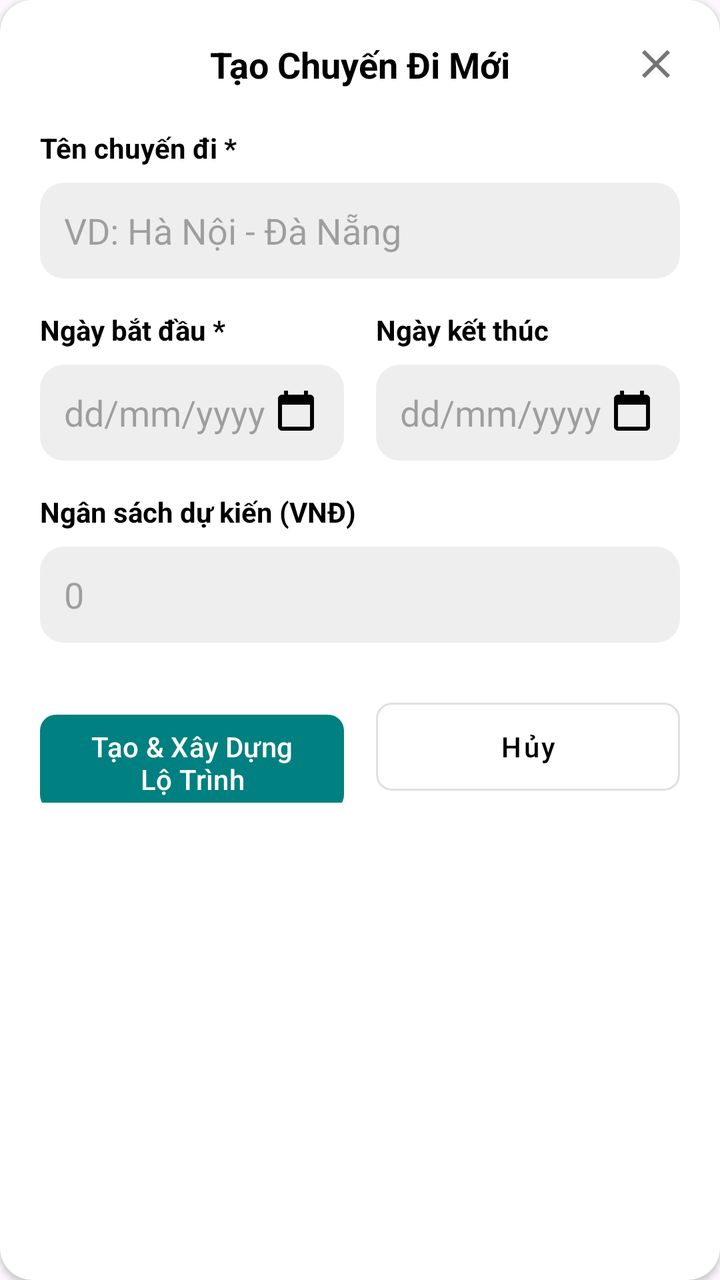
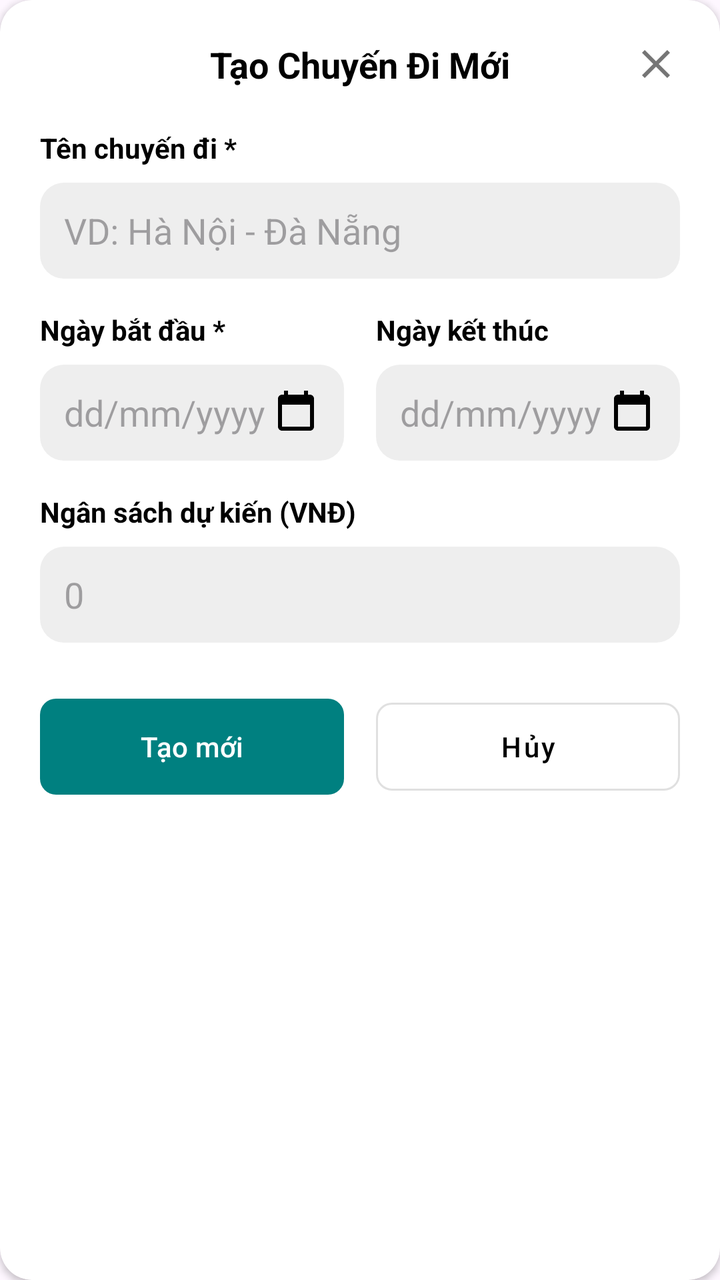

The first picture is an Android layout as it rendered before a commit; the second is the same layout after the commit. The layout source and the unified diff follow.
<!-- AndroidManifest.xml: application theme Theme.Vivu -->
<!-- res/layout/dialog_create_trip.xml -->
<?xml version="1.0" encoding="utf-8"?>
<androidx.cardview.widget.CardView xmlns:android="http://schemas.android.com/apk/res/android"
    xmlns:app="http://schemas.android.com/apk/res-auto"
    android:layout_width="match_parent"
    android:layout_height="wrap_content"
    android:layout_margin="16dp"
    app:cardCornerRadius="16dp">

    <LinearLayout
        android:layout_width="match_parent"
        android:layout_height="wrap_content"
        android:orientation="vertical"
        android:padding="20dp">

        <RelativeLayout
            android:layout_width="match_parent"
            android:layout_height="wrap_content">

            <TextView
                android:layout_width="wrap_content"
                android:layout_height="wrap_content"
                android:layout_centerInParent="true"
                android:text="Tạo Chuyến Đi Mới"
                android:textColor="@color/black"
                android:textSize="18sp"
                android:textStyle="bold" />

            <ImageView
                android:id="@+id/btn_close"
                android:layout_width="24dp"
                android:layout_height="24dp"
                android:layout_alignParentEnd="true"
                android:src="@drawable/ic_close"
                app:tint="#757575" />
        </RelativeLayout>

        <TextView
            android:layout_width="wrap_content"
            android:layout_height="wrap_content"
            android:layout_marginTop="20dp"
            android:text="Tên chuyến đi *"
            android:textColor="@color/black"
            android:textStyle="bold" />

        <EditText
            android:id="@+id/et_trip_name"
            android:layout_width="match_parent"
            android:layout_height="48dp"
            android:layout_marginTop="8dp"
            android:background="@drawable/bg_input_field"
            android:hint="VD: Hà Nội - Đà Nẵng"
            android:paddingHorizontal="12dp" />

        <LinearLayout
            android:layout_width="match_parent"
            android:layout_height="wrap_content"
            android:layout_marginTop="16dp"
            android:orientation="horizontal">

            <LinearLayout
                android:layout_width="0dp"
                android:layout_height="wrap_content"
                android:layout_marginEnd="8dp"
                android:layout_weight="1"
                android:orientation="vertical">

                <TextView
                    android:layout_width="wrap_content"
                    android:layout_height="wrap_content"
                    android:text="Ngày bắt đầu *"
                    android:textColor="@color/black"
                    android:textStyle="bold" />

                <EditText
                    android:id="@+id/et_start_date"
                    android:layout_width="match_parent"
                    android:layout_height="48dp"
                    android:layout_marginTop="8dp"
                    android:background="@drawable/bg_input_field"
                    android:drawableEnd="@drawable/ic_calendar"
                    android:hint="dd/mm/yyyy"
                    android:paddingHorizontal="12dp" />
            </LinearLayout>

            <LinearLayout
                android:layout_width="0dp"
                android:layout_height="wrap_content"
                android:layout_marginStart="8dp"
                android:layout_weight="1"
                android:orientation="vertical">

                <TextView
                    android:layout_width="wrap_content"
                    android:layout_height="wrap_content"
                    android:text="Ngày kết thúc"
                    android:textColor="@color/black"
                    android:textStyle="bold" />

                <EditText
                    android:id="@+id/et_end_date"
                    android:layout_width="match_parent"
                    android:layout_height="48dp"
                    android:layout_marginTop="8dp"
                    android:background="@drawable/bg_input_field"
                    android:drawableEnd="@drawable/ic_calendar"
                    android:hint="dd/mm/yyyy"
                    android:paddingHorizontal="12dp" />
            </LinearLayout>
        </LinearLayout>

        <TextView
            android:layout_width="wrap_content"
            android:layout_height="wrap_content"
            android:layout_marginTop="16dp"
            android:text="Ngân sách dự kiến (VNĐ)"
            android:textColor="@color/black"
            android:textStyle="bold" />

        <EditText
            android:id="@+id/et_budget"
            android:layout_width="match_parent"
            android:layout_height="48dp"
            android:layout_marginTop="8dp"
            android:background="@drawable/bg_input_field"
            android:hint="0"
            android:inputType="number"
            android:paddingHorizontal="12dp" />

        <LinearLayout
            android:layout_width="match_parent"
            android:layout_height="wrap_content"
            android:layout_marginTop="24dp"
            android:orientation="horizontal">

            <com.google.android.material.button.MaterialButton
                android:id="@+id/btn_create_trip"
                android:layout_width="0dp"
                android:layout_height="56dp"
                android:layout_marginEnd="8dp"
                android:layout_weight="1"
                android:text="Tạo &amp; Xây Dựng Lộ Trình"
                android:textAllCaps="false"
                app:backgroundTint="@color/teal_primary"
                app:cornerRadius="8dp" />

            <com.google.android.material.button.MaterialButton
                android:id="@+id/btn_cancel"
                style="@style/Widget.MaterialComponents.Button.OutlinedButton"
                android:layout_width="0dp"
                android:layout_height="56dp"
                android:layout_marginStart="8dp"
                android:layout_weight="1"
                android:text="Hủy"
                android:textAllCaps="false"
                android:textColor="@color/black"
                app:cornerRadius="8dp"
                app:strokeColor="#E0E0E0" />
        </LinearLayout>

    </LinearLayout>
</androidx.cardview.widget.CardView>
<!-- resources referenced by this layout -->
<resources>
  <color name="black">#FF000000</color>
  <color name="teal_primary">#008080</color>
  <!-- drawable bg_input_field (drawable) -->
  <?xml version="1.0" encoding="utf-8"?>
  <shape xmlns:android="http://schemas.android.com/apk/res/android">
      <solid android:color="#EEEEEE" />
      <corners android:radius="12dp" />
  </shape>
  <!-- drawable ic_calendar (drawable) -->
  <vector xmlns:android="http://schemas.android.com/apk/res/android"
      android:width="24dp" android:height="24dp" android:viewportWidth="24" android:viewportHeight="24">
      <path android:fillColor="#FF000000" android:pathData="M19,3h-1V1h-2v2H8V1H6v2H5c-1.11,0 -2,0.9 -2,2v14c0,1.1 0.89,2 2,2h14c1.1,0 2,-0.9 2,-2V5c0,-1.1 -0.9,-2 -2,-2zm0,16H5V8h14v11z"/>
  </vector>
  <!-- drawable ic_close (drawable) -->
  <vector xmlns:android="http://schemas.android.com/apk/res/android"
      android:width="24dp" android:height="24dp" android:viewportWidth="24" android:viewportHeight="24">
      <path android:fillColor="#FF000000" android:pathData="M19,6.41L17.59,5 12,10.59 6.41,5 5,6.41 10.59,12 5,17.59 6.41,19 12,13.41 17.59,19 19,17.59 13.41,12z"/>
  </vector>
  <style name="Theme.Vivu" parent="Base.Theme.Vivu" />
  <style name="Base.Theme.Vivu" parent="Theme.Material3.DayNight.NoActionBar">
          
          
      </style>
</resources>

<!-- the commit's change to res/layout/dialog_create_trip.xml (unified diff, before → after) -->
@@ -17,6 +17,7 @@
             android:layout_height="wrap_content">
 
             <TextView
+                android:id="@+id/tv_dialog_title"
                 android:layout_width="wrap_content"
                 android:layout_height="wrap_content"
                 android:layout_centerInParent="true"
@@ -78,6 +79,7 @@
                     android:layout_marginTop="8dp"
                     android:background="@drawable/bg_input_field"
                     android:drawableEnd="@drawable/ic_calendar"
+                    android:focusable="false"
                     android:hint="dd/mm/yyyy"
                     android:paddingHorizontal="12dp" />
             </LinearLayout>
@@ -103,6 +105,7 @@
                     android:layout_marginTop="8dp"
                     android:background="@drawable/bg_input_field"
                     android:drawableEnd="@drawable/ic_calendar"
+                    android:focusable="false"
                     android:hint="dd/mm/yyyy"
                     android:paddingHorizontal="12dp" />
             </LinearLayout>
@@ -138,7 +141,7 @@
                 android:layout_height="56dp"
                 android:layout_marginEnd="8dp"
                 android:layout_weight="1"
-                android:text="Tạo &amp; Xây Dựng Lộ Trình"
+                android:text="Tạo mới"
                 android:textAllCaps="false"
                 app:backgroundTint="@color/teal_primary"
                 app:cornerRadius="8dp" />
@@ -156,6 +159,5 @@
                 app:cornerRadius="8dp"
                 app:strokeColor="#E0E0E0" />
         </LinearLayout>
-
     </LinearLayout>
 </androidx.cardview.widget.CardView>
